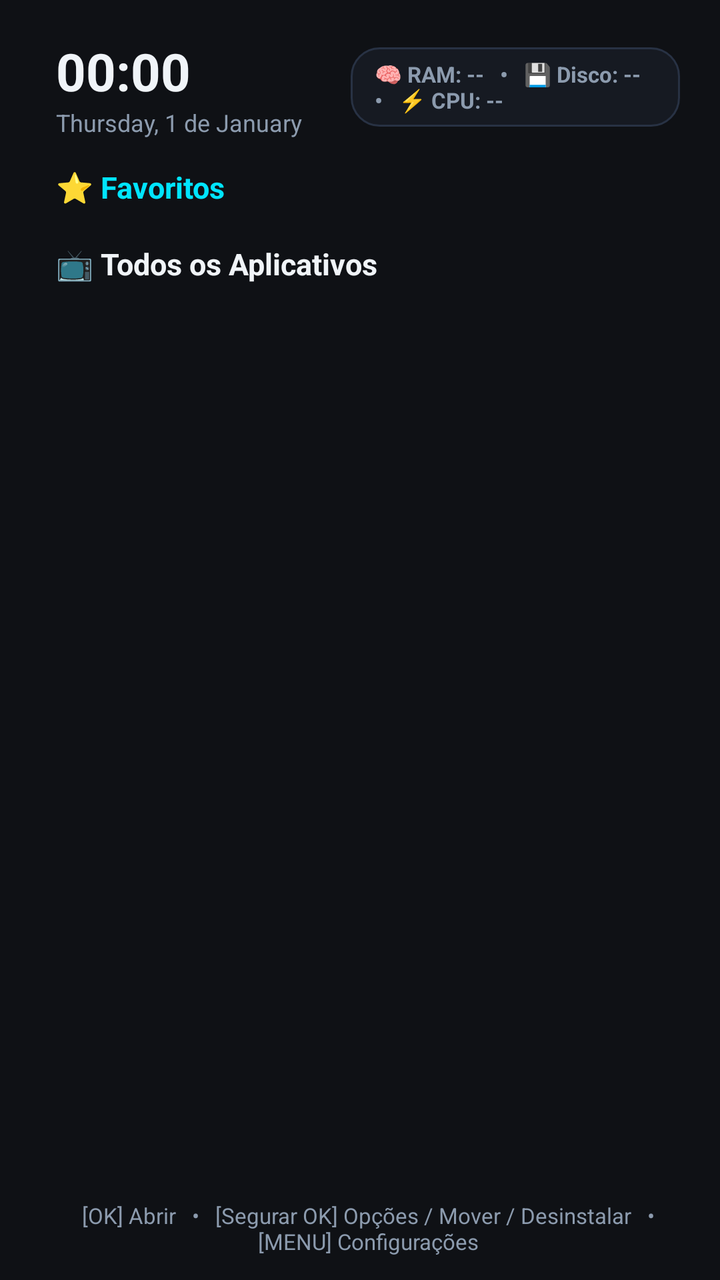
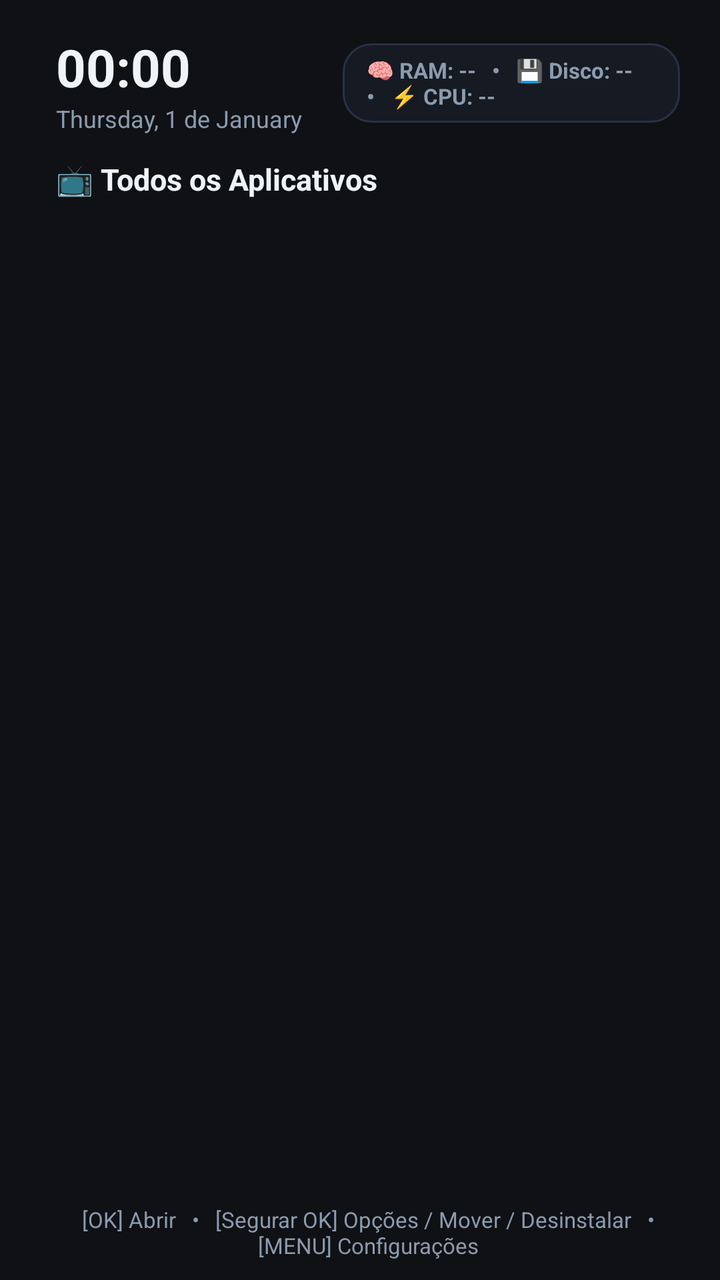

An Android layout rendered at two revisions. The XML below is the earlier revision; the diff shows what the commit changed to produce the second picture.
<!-- AndroidManifest.xml: application theme Theme.NanoTv -->
<!-- res/layout/activity_main.xml -->
<?xml version="1.0" encoding="utf-8"?>
<LinearLayout xmlns:android="http://schemas.android.com/apk/res/android"
    android:layout_width="match_parent"
    android:layout_height="match_parent"
    android:background="@color/bg_main"
    android:orientation="vertical"
    android:paddingStart="28dp"
    android:paddingTop="18dp"
    android:paddingEnd="20dp"
    android:paddingBottom="12dp">

    
    <LinearLayout
        android:layout_width="match_parent"
        android:layout_height="wrap_content"
        android:layout_marginBottom="12dp"
        android:gravity="center_vertical"
        android:orientation="horizontal">

        
        <LinearLayout
            android:layout_width="wrap_content"
            android:layout_height="wrap_content"
            android:orientation="vertical">

            <TextClock
                android:layout_width="wrap_content"
                android:layout_height="wrap_content"
                android:format12Hour="HH:mm"
                android:format24Hour="HH:mm"
                android:textColor="@color/text_primary"
                android:textSize="26sp"
                android:textStyle="bold" />

            <TextClock
                android:layout_width="wrap_content"
                android:layout_height="wrap_content"
                android:format12Hour="EEEE, d 'de' MMMM"
                android:format24Hour="EEEE, d 'de' MMMM"
                android:textColor="@color/text_secondary"
                android:textSize="12sp" />
        </LinearLayout>

        
        <LinearLayout
            android:id="@+id/layout_metrics"
            android:layout_width="wrap_content"
            android:layout_height="wrap_content"
            android:layout_marginStart="24dp"
            android:background="@drawable/bg_metrics_badge"
            android:gravity="center_vertical"
            android:orientation="horizontal"
            android:paddingStart="12dp"
            android:paddingTop="6dp"
            android:paddingEnd="12dp"
            android:paddingBottom="6dp">

            <TextView
                android:id="@+id/tv_metrics"
                android:layout_width="wrap_content"
                android:layout_height="wrap_content"
                android:text="🧠 RAM: --   •   💾 Disco: --   •   ⚡ CPU: --"
                android:textColor="@color/text_secondary"
                android:textSize="11sp"
                android:textStyle="bold" />
        </LinearLayout>

        <View
            android:layout_width="0dp"
            android:layout_height="1dp"
            android:layout_weight="1" />

        
        <Button
            android:id="@+id/btn_network"
            android:layout_width="wrap_content"
            android:layout_height="36dp"
            android:layout_marginEnd="8dp"
            android:background="@drawable/selector_header_button"
            android:clickable="true"
            android:focusable="true"
            android:paddingStart="14dp"
            android:paddingEnd="14dp"
            android:text="🌐 Rede"
            android:textColor="@color/text_primary"
            android:textSize="11sp"
            android:textStyle="bold" />

        
        <Button
            android:id="@+id/btn_inputs"
            android:layout_width="wrap_content"
            android:layout_height="36dp"
            android:layout_marginEnd="8dp"
            android:background="@drawable/selector_header_button"
            android:clickable="true"
            android:focusable="true"
            android:paddingStart="14dp"
            android:paddingEnd="14dp"
            android:text="@string/btn_inputs"
            android:textColor="@color/text_primary"
            android:textSize="11sp"
            android:textStyle="bold" />

        
        <Button
            android:id="@+id/btn_settings"
            android:layout_width="wrap_content"
            android:layout_height="36dp"
            android:background="@drawable/selector_header_button"
            android:clickable="true"
            android:focusable="true"
            android:paddingStart="14dp"
            android:paddingEnd="14dp"
            android:text="@string/btn_settings"
            android:textColor="@color/text_primary"
            android:textSize="11sp"
            android:textStyle="bold" />
    </LinearLayout>

    
    <ScrollView
        android:id="@+id/main_scroll_view"
        android:layout_width="match_parent"
        android:layout_height="0dp"
        android:layout_weight="1"
        android:clipToPadding="false"
        android:fadeScrollbars="false"
        android:fillViewport="true"
        android:paddingEnd="10dp"
        android:scrollbarSize="6dp"
        android:scrollbarThumbVertical="@drawable/scrollbar_thumb"
        android:scrollbarTrackVertical="@drawable/scrollbar_track"
        android:scrollbars="vertical">

        <LinearLayout
            android:layout_width="match_parent"
            android:layout_height="wrap_content"
            android:orientation="vertical">

            
            <TextView
                android:id="@+id/tv_favorites_title"
                android:layout_width="wrap_content"
                android:layout_height="wrap_content"
                android:layout_marginTop="2dp"
                android:layout_marginBottom="4dp"
                android:text="@string/section_favorites"
                android:textColor="@color/focus_highlight"
                android:textSize="15sp"
                android:textStyle="bold" />

            <androidx.recyclerview.widget.RecyclerView
                android:id="@+id/rv_favorites"
                android:layout_width="match_parent"
                android:layout_height="wrap_content"
                android:layout_marginBottom="10dp"
                android:clipToPadding="false"
                android:nestedScrollingEnabled="false"
                android:orientation="horizontal" />

            
            <TextView
                android:layout_width="wrap_content"
                android:layout_height="wrap_content"
                android:layout_marginTop="4dp"
                android:layout_marginBottom="4dp"
                android:text="@string/section_all_apps"
                android:textColor="@color/text_primary"
                android:textSize="15sp"
                android:textStyle="bold" />

            <androidx.recyclerview.widget.RecyclerView
                android:id="@+id/rv_all_apps"
                android:layout_width="match_parent"
                android:layout_height="wrap_content"
                android:layout_marginBottom="24dp"
                android:clipToPadding="false"
                android:nestedScrollingEnabled="false" />
        </LinearLayout>
    </ScrollView>

    
    <TextView
        android:id="@+id/tv_footer_hint"
        android:layout_width="match_parent"
        android:layout_height="wrap_content"
        android:gravity="center"
        android:text="[OK] Abrir   •   [Segurar OK] Opções / Mover / Desinstalar   •   [MENU] Configurações"
        android:textColor="@color/text_secondary"
        android:textSize="11sp" />
</LinearLayout>
<!-- resources referenced by this layout -->
<resources>
  <color name="bg_main">#0F1115</color>
  <color name="focus_highlight">#00E5FF</color>
  <color name="text_primary">#F0F4F8</color>
  <color name="text_secondary">#8C9BAE</color>
  <!-- drawable bg_metrics_badge (drawable) -->
  <?xml version="1.0" encoding="utf-8"?>
  <shape xmlns:android="http://schemas.android.com/apk/res/android"
      android:shape="rectangle">
      <corners android:radius="14dp" />
      <solid android:color="#161A22" />
      <stroke android:width="1dp" android:color="#283244" />
  </shape>
  <!-- drawable scrollbar_thumb (drawable) -->
  <?xml version="1.0" encoding="utf-8"?>
  <shape xmlns:android="http://schemas.android.com/apk/res/android"
      android:shape="rectangle">
      <corners android:radius="4dp" />
      <solid android:color="@color/focus_highlight" />
  </shape>
  <!-- drawable scrollbar_track (drawable) -->
  <?xml version="1.0" encoding="utf-8"?>
  <shape xmlns:android="http://schemas.android.com/apk/res/android"
      android:shape="rectangle">
      <corners android:radius="4dp" />
      <solid android:color="#20FFFFFF" />
  </shape>
  <!-- drawable selector_header_button (drawable) -->
  <?xml version="1.0" encoding="utf-8"?>
  <selector xmlns:android="http://schemas.android.com/apk/res/android">
      <item android:state_focused="true">
          <shape android:shape="rectangle">
              <corners android:radius="20dp" />
              <solid android:color="@color/focus_highlight" />
          </shape>
      </item>
      <item>
          <shape android:shape="rectangle">
              <corners android:radius="20dp" />
              <solid android:color="#202530" />
              <stroke android:width="1dp" android:color="#303848" />
          </shape>
      </item>
  </selector>
  <string name="btn_inputs">Entradas (HDMI)</string>
  <string name="btn_settings">Configurações</string>
  <string name="section_all_apps">📺 Todos os Aplicativos</string>
  <string name="section_favorites">⭐ Favoritos</string>
  <style name="Theme.NanoTv" parent="Theme.AppCompat.NoActionBar">
          <item name="android:windowBackground">@color/bg_main</item>
          <item name="android:statusBarColor">@color/bg_main</item>
          <item name="android:navigationBarColor">@color/bg_main</item>
          <item name="android:windowNoTitle">true</item>
          <item name="android:windowFullscreen">true</item>
      </style>
</resources>

<!-- the commit's change to res/layout/activity_main.xml (unified diff, before → after) -->
@@ -5,15 +5,15 @@
     android:background="@color/bg_main"
     android:orientation="vertical"
     android:paddingStart="28dp"
-    android:paddingTop="18dp"
+    android:paddingTop="16dp"
     android:paddingEnd="20dp"
-    android:paddingBottom="12dp">
+    android:paddingBottom="10dp">
 
     
     <LinearLayout
         android:layout_width="match_parent"
         android:layout_height="wrap_content"
-        android:layout_marginBottom="12dp"
+        android:layout_marginBottom="10dp"
         android:gravity="center_vertical"
         android:orientation="horizontal">
 
@@ -46,7 +46,7 @@
             android:id="@+id/layout_metrics"
             android:layout_width="wrap_content"
             android:layout_height="wrap_content"
-            android:layout_marginStart="24dp"
+            android:layout_marginStart="20dp"
             android:background="@drawable/bg_metrics_badge"
             android:gravity="center_vertical"
             android:orientation="horizontal"
@@ -74,13 +74,13 @@
         <Button
             android:id="@+id/btn_network"
             android:layout_width="wrap_content"
-            android:layout_height="36dp"
-            android:layout_marginEnd="8dp"
-            android:background="@drawable/selector_header_button"
-            android:clickable="true"
-            android:focusable="true"
-            android:paddingStart="14dp"
-            android:paddingEnd="14dp"
+            android:layout_height="34dp"
+            android:layout_marginEnd="6dp"
+            android:background="@drawable/selector_header_button"
+            android:clickable="true"
+            android:focusable="true"
+            android:paddingStart="10dp"
+            android:paddingEnd="10dp"
             android:text="🌐 Rede"
             android:textColor="@color/text_primary"
             android:textSize="11sp"
@@ -88,15 +88,31 @@
 
         
         <Button
+            android:id="@+id/btn_store"
+            android:layout_width="wrap_content"
+            android:layout_height="34dp"
+            android:layout_marginEnd="6dp"
+            android:background="@drawable/selector_header_button"
+            android:clickable="true"
+            android:focusable="true"
+            android:paddingStart="10dp"
+            android:paddingEnd="10dp"
+            android:text="@string/btn_store"
+            android:textColor="@color/text_primary"
+            android:textSize="11sp"
+            android:textStyle="bold" />
+
+        
+        <Button
             android:id="@+id/btn_inputs"
             android:layout_width="wrap_content"
-            android:layout_height="36dp"
-            android:layout_marginEnd="8dp"
-            android:background="@drawable/selector_header_button"
-            android:clickable="true"
-            android:focusable="true"
-            android:paddingStart="14dp"
-            android:paddingEnd="14dp"
+            android:layout_height="34dp"
+            android:layout_marginEnd="6dp"
+            android:background="@drawable/selector_header_button"
+            android:clickable="true"
+            android:focusable="true"
+            android:paddingStart="10dp"
+            android:paddingEnd="10dp"
             android:text="@string/btn_inputs"
             android:textColor="@color/text_primary"
             android:textSize="11sp"
@@ -106,12 +122,12 @@
         <Button
             android:id="@+id/btn_settings"
             android:layout_width="wrap_content"
-            android:layout_height="36dp"
-            android:background="@drawable/selector_header_button"
-            android:clickable="true"
-            android:focusable="true"
-            android:paddingStart="14dp"
-            android:paddingEnd="14dp"
+            android:layout_height="34dp"
+            android:background="@drawable/selector_header_button"
+            android:clickable="true"
+            android:focusable="true"
+            android:paddingStart="10dp"
+            android:paddingEnd="10dp"
             android:text="@string/btn_settings"
             android:textColor="@color/text_primary"
             android:textSize="11sp"
@@ -119,66 +135,66 @@
     </LinearLayout>
 
     
-    <ScrollView
-        android:id="@+id/main_scroll_view"
+    <LinearLayout
+        android:id="@+id/layout_favorites"
+        android:layout_width="match_parent"
+        android:layout_height="wrap_content"
+        android:layout_marginBottom="6dp"
+        android:orientation="vertical"
+        android:visibility="gone">
+
+        <TextView
+            android:id="@+id/tv_favorites_title"
+            android:layout_width="wrap_content"
+            android:layout_height="wrap_content"
+            android:layout_marginTop="2dp"
+            android:layout_marginBottom="4dp"
+            android:text="@string/section_favorites"
+            android:textColor="@color/focus_highlight"
+            android:textSize="15sp"
+            android:textStyle="bold" />
+
+        <androidx.recyclerview.widget.RecyclerView
+            android:id="@+id/rv_favorites"
+            android:layout_width="match_parent"
+            android:layout_height="wrap_content"
+            android:clipToPadding="false"
+            android:orientation="horizontal" />
+    </LinearLayout>
+
+    
+    <LinearLayout
         android:layout_width="match_parent"
         android:layout_height="0dp"
         android:layout_weight="1"
-        android:clipToPadding="false"
-        android:fadeScrollbars="false"
-        android:fillViewport="true"
-        android:paddingEnd="10dp"
-        android:scrollbarSize="6dp"
-        android:scrollbarThumbVertical="@drawable/scrollbar_thumb"
-        android:scrollbarTrackVertical="@drawable/scrollbar_track"
-        android:scrollbars="vertical">
-
-        <LinearLayout
+        android:orientation="vertical">
+
+        <TextView
+            android:id="@+id/tv_all_apps_title"
+            android:layout_width="wrap_content"
+            android:layout_height="wrap_content"
+            android:layout_marginTop="2dp"
+            android:layout_marginBottom="4dp"
+            android:text="@string/section_all_apps"
+            android:textColor="@color/text_primary"
+            android:textSize="15sp"
+            android:textStyle="bold" />
+
+        <androidx.recyclerview.widget.RecyclerView
+            android:id="@+id/rv_all_apps"
             android:layout_width="match_parent"
-            android:layout_height="wrap_content"
-            android:orientation="vertical">
-
-            
-            <TextView
-                android:id="@+id/tv_favorites_title"
-                android:layout_width="wrap_content"
-                android:layout_height="wrap_content"
-                android:layout_marginTop="2dp"
-                android:layout_marginBottom="4dp"
-                android:text="@string/section_favorites"
-                android:textColor="@color/focus_highlight"
-                android:textSize="15sp"
-                android:textStyle="bold" />
-
-            <androidx.recyclerview.widget.RecyclerView
-                android:id="@+id/rv_favorites"
-                android:layout_width="match_parent"
-                android:layout_height="wrap_content"
-                android:layout_marginBottom="10dp"
-                android:clipToPadding="false"
-                android:nestedScrollingEnabled="false"
-                android:orientation="horizontal" />
-
-            
-            <TextView
-                android:layout_width="wrap_content"
-                android:layout_height="wrap_content"
-                android:layout_marginTop="4dp"
-                android:layout_marginBottom="4dp"
-                android:text="@string/section_all_apps"
-                android:textColor="@color/text_primary"
-                android:textSize="15sp"
-                android:textStyle="bold" />
-
-            <androidx.recyclerview.widget.RecyclerView
-                android:id="@+id/rv_all_apps"
-                android:layout_width="match_parent"
-                android:layout_height="wrap_content"
-                android:layout_marginBottom="24dp"
-                android:clipToPadding="false"
-                android:nestedScrollingEnabled="false" />
-        </LinearLayout>
-    </ScrollView>
+            android:layout_height="0dp"
+            android:layout_weight="1"
+            android:clipToPadding="true"
+            android:fadeScrollbars="false"
+            android:paddingEnd="22dp"
+            android:paddingBottom="12dp"
+            android:scrollbarSize="6dp"
+            android:scrollbarStyle="insideOverlay"
+            android:scrollbarThumbVertical="@drawable/scrollbar_thumb"
+            android:scrollbarTrackVertical="@drawable/scrollbar_track"
+            android:scrollbars="vertical" />
+    </LinearLayout>
 
     
     <TextView
<!-- resource entries referenced after the edit -->
@@ -43,8 +43,9 @@
           </shape>
       </item>
   </selector>
-  <string name="btn_inputs">Entradas (HDMI)</string>
-  <string name="btn_settings">Configurações</string>
+  <string name="btn_inputs">📺 Entradas</string>
+  <string name="btn_settings">⚙️ Configurações</string>
+  <string name="btn_store">🛍️ Play Store</string>
   <string name="section_all_apps">📺 Todos os Aplicativos</string>
   <string name="section_favorites">⭐ Favoritos</string>
   <style name="Theme.NanoTv" parent="Theme.AppCompat.NoActionBar">
